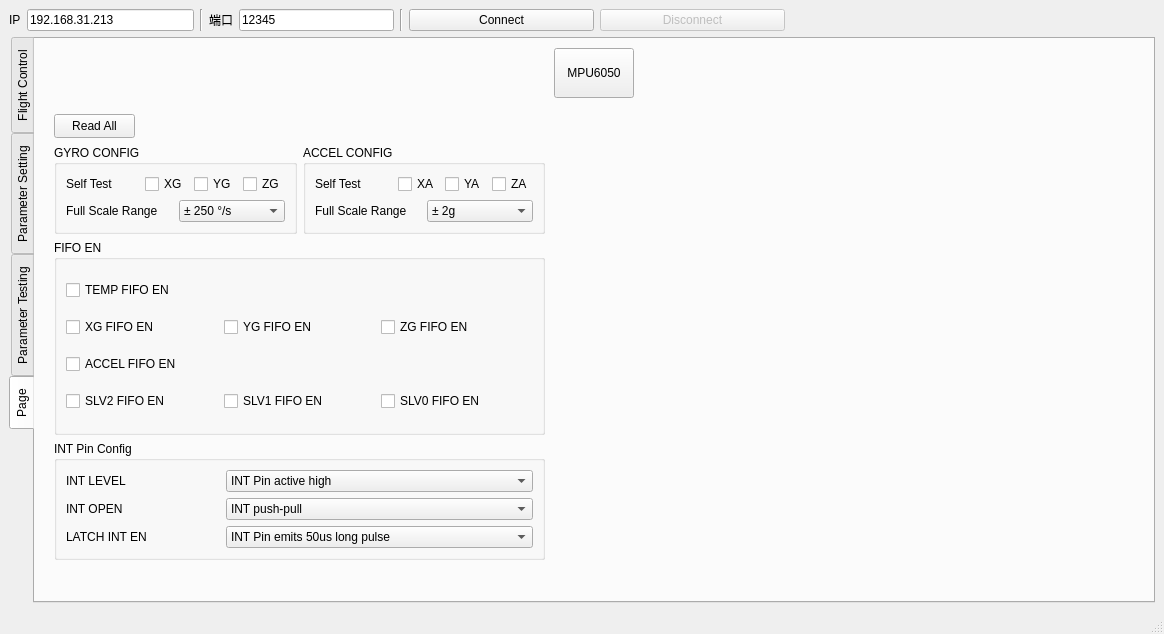
First picture: the form in SkyPulseUAV_GroundStation/mainwindow.ui, repository Tony-Btian/SkyPulseUAV, before the edit.
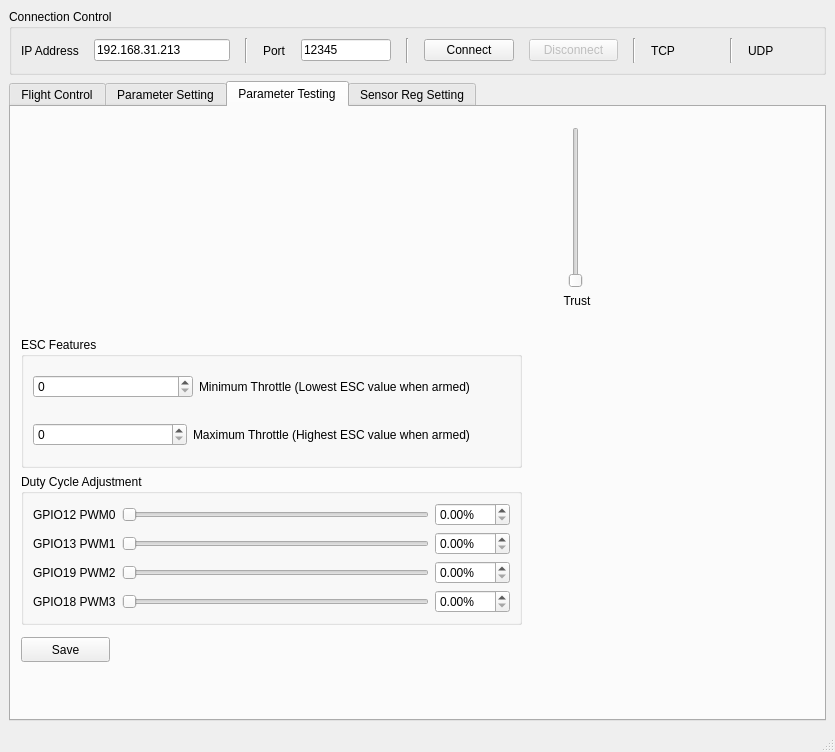
Second picture: the form after the edit. The open tabs and pages were chosen to show the change. Icons and pictures are not drawn. Custom widgets are drawn as their Qt base class.

What changed in the file:
```diff
--- a/SkyPulseUAV_GroundStation/mainwindow.ui
+++ b/SkyPulseUAV_GroundStation/mainwindow.ui
@@ -6,8 +6,8 @@
    <rect>
     <x>0</x>
     <y>0</y>
-    <width>1164</width>
-    <height>634</height>
+    <width>835</width>
+    <height>752</height>
    </rect>
   </property>
   <property name="windowTitle">
@@ -16,18 +16,40 @@
   <widget class="QWidget" name="centralwidget">
    <layout class="QVBoxLayout" name="verticalLayout_7">
     <item>
-     <layout class="QHBoxLayout" name="horizontalLayout_12" stretch="1,0,1,0,1,1,2">
+     <widget class="QGroupBox" name="groupbox_Connection_Control">
+      <property name="title">
+       <string>Connection Control</string>
+      </property>
+      <property name="flat">
+       <bool>true</bool>
+      </property>
+      <layout class="QHBoxLayout" name="horizontalLayout_12" stretch="1,0,1,0,1,1,0,0,0,0,0,0">
+       <property name="spacing">
+        <number>15</number>
+       </property>
       <item>
-       <layout class="QHBoxLayout" name="horizontalLayout_3" stretch="0,1">
+        <layout class="QHBoxLayout" name="horizontalLayout_3" stretch="1,1">
         <item>
          <widget class="QLabel" name="label_Network_IPAddr">
           <property name="text">
-           <string>IP</string>
+            <string>IP Address</string>
           </property>
          </widget>
         </item>
         <item>
          <widget class="QLineEdit" name="lineEdit_Network_IPAddr">
+           <property name="sizePolicy">
+            <sizepolicy hsizetype="Preferred" vsizetype="Fixed">
+             <horstretch>0</horstretch>
+             <verstretch>0</verstretch>
+            </sizepolicy>
+           </property>
+           <property name="minimumSize">
+            <size>
+             <width>136</width>
+             <height>0</height>
+            </size>
+           </property>
           <property name="text">
            <string>192.168.31.213</string>
           </property>
@@ -43,16 +65,28 @@
        </widget>
       </item>
       <item>
-       <layout class="QHBoxLayout" name="horizontalLayout_4" stretch="0,1">
+        <layout class="QHBoxLayout" name="horizontalLayout_4" stretch="1,1">
         <item>
          <widget class="QLabel" name="label_Network_Port">
           <property name="text">
-           <string>端口</string>
+            <string>Port</string>
           </property>
          </widget>
         </item>
         <item>
          <widget class="QLineEdit" name="lineEdit_Network_Port">
+           <property name="sizePolicy">
+            <sizepolicy hsizetype="Preferred" vsizetype="Fixed">
+             <horstretch>0</horstretch>
+             <verstretch>0</verstretch>
+            </sizepolicy>
+           </property>
+           <property name="minimumSize">
+            <size>
+             <width>90</width>
+             <height>0</height>
+            </size>
+           </property>
           <property name="text">
            <string>12345</string>
           </property>
@@ -85,27 +119,93 @@
        </widget>
       </item>
       <item>
-       <spacer name="horizontalSpacer_5">
+        <widget class="Line" name="line_5">
         <property name="orientation">
-         <enum>Qt::Horizontal</enum>
-        </property>
-        <property name="sizeHint" stdset="0">
+          <enum>Qt::Vertical</enum>
+         </property>
+        </widget>
+       </item>
+       <item>
+        <widget class="QLabel" name="label_TCP_Connection">
+         <property name="text">
+          <string>TCP</string>
+         </property>
+        </widget>
+       </item>
+       <item>
+        <widget class="QLabel" name="icon_TCP_Connection">
+         <property name="minimumSize">
          <size>
-          <width>40</width>
-          <height>20</height>
-         </size>
-        </property>
-       </spacer>
-      </item>
-     </layout>
+           <width>25</width>
+           <height>25</height>
+          </size>
+         </property>
+         <property name="maximumSize">
+          <size>
+           <width>25</width>
+           <height>25</height>
+          </size>
+         </property>
+         <property name="text">
+          <string/>
+         </property>
+         <property name="pixmap">
+          <pixmap resource="resource.qrc">:/qrc/icon/no.png</pixmap>
+         </property>
+         <property name="scaledContents">
+          <bool>true</bool>
+         </property>
+        </widget>
+       </item>
+       <item>
+        <widget class="Line" name="line_6">
+         <property name="orientation">
+          <enum>Qt::Vertical</enum>
+         </property>
+        </widget>
+       </item>
+       <item>
+        <widget class="QLabel" name="label_UDP_Connection">
+         <property name="text">
+          <string>UDP</string>
+         </property>
+        </widget>
+       </item>
+       <item>
+        <widget class="QLabel" name="icon_UDP_Connection">
+         <property name="minimumSize">
+          <size>
+           <width>25</width>
+           <height>25</height>
+          </size>
+         </property>
+         <property name="maximumSize">
+          <size>
+           <width>25</width>
+           <height>25</height>
+          </size>
+         </property>
+         <property name="text">
+          <string/>
+         </property>
+         <property name="pixmap">
+          <pixmap resource="resource.qrc">:/qrc/icon/no.png</pixmap>
+         </property>
+         <property name="scaledContents">
+          <bool>true</bool>
+         </property>
+        </widget>
+       </item>
+      </layout>
+     </widget>
     </item>
     <item>
      <widget class="QTabWidget" name="tabWidget_PanelMain">
       <property name="tabPosition">
-       <enum>QTabWidget::West</enum>
+       <enum>QTabWidget::North</enum>
       </property>
       <property name="currentIndex">
-       <number>3</number>
+       <number>2</number>
       </property>
       <widget class="QWidget" name="tab1_FlightControl">
        <attribute name="title">
@@ -816,38 +916,129 @@
           </item>
          </layout>
         </item>
-        <item>
-         <widget class="QGroupBox" name="groupBox_Connection">
-          <property name="title">
-           <string>Connection</string>
-          </property>
-          <layout class="QGridLayout" name="gridLayout_3">
-           <item row="0" column="0" colspan="2">
-            <widget class="QTextBrowser" name="textBrowser_test"/>
-           </item>
-          </layout>
-         </widget>
-        </item>
-       </layout>
-      </widget>
-      <widget class="QWidget" name="tab_ParameterTesting">
+       </layout>
+      </widget>
+      <widget class="QWidget" name="tab3_ParameterTesting">
        <attribute name="title">
         <string>Parameter Testing</string>
        </attribute>
+       <widget class="QPushButton" name="pushButton_PWMValue_Save">
+        <property name="geometry">
+         <rect>
+          <x>10</x>
+          <y>530</y>
+          <width>89</width>
+          <height>25</height>
+         </rect>
+        </property>
+        <property name="text">
+         <string>Save</string>
+        </property>
+       </widget>
+       <widget class="QCustomPlot" name="widget_3" native="true">
+        <property name="geometry">
+         <rect>
+          <x>10</x>
+          <y>10</y>
+          <width>501</width>
+          <height>211</height>
+         </rect>
+        </property>
+       </widget>
+       <widget class="QWidget" name="layoutWidget">
+        <property name="geometry">
+         <rect>
+          <x>10</x>
+          <y>230</y>
+          <width>501</width>
+          <height>288</height>
+         </rect>
+        </property>
+        <layout class="QVBoxLayout" name="verticalLayout_16">
+         <item>
+          <widget class="QGroupBox" name="groupBox_ESC_Features">
+           <property name="title">
+            <string>ESC Features</string>
+           </property>
+           <layout class="QVBoxLayout" name="verticalLayout_6">
+            <item>
+             <layout class="QHBoxLayout" name="horizontalLayout_25" stretch="1,1,0">
+              <item>
+               <widget class="QSpinBox" name="spinBox_MinThrottle">
+                <property name="minimumSize">
+                 <size>
+                  <width>100</width>
+                  <height>0</height>
+                 </size>
+                </property>
+               </widget>
+              </item>
+              <item>
+               <widget class="QLabel" name="label_MinThrottle">
+                <property name="text">
+                 <string>Minimum Throttle (Lowest ESC value when armed)</string>
+                </property>
+               </widget>
+              </item>
+              <item>
+               <spacer name="horizontalSpacer_5">
+                <property name="orientation">
+                 <enum>Qt::Horizontal</enum>
+                </property>
+                <property name="sizeHint" stdset="0">
+                 <size>
+                  <width>40</width>
+                  <height>20</height>
+                 </size>
+                </property>
+               </spacer>
+              </item>
+             </layout>
+            </item>
+            <item>
+             <layout class="QHBoxLayout" name="horizontalLayout_26" stretch="1,1,0">
+              <item>
+               <widget class="QSpinBox" name="spinBox_MaxThrottle">
+                <property name="minimumSize">
+                 <size>
+                  <width>100</width>
+                  <height>0</height>
+                 </size>
+                </property>
+               </widget>
+              </item>
+              <item>
+               <widget class="QLabel" name="label_MaxThrottle">
+                <property name="text">
+                 <string>Maximum Throttle (Highest ESC value when armed)</string>
+                </property>
+               </widget>
+              </item>
+              <item>
+               <spacer name="horizontalSpacer_9">
+                <property name="orientation">
+                 <enum>Qt::Horizontal</enum>
+                </property>
+                <property name="sizeHint" stdset="0">
+                 <size>
+                  <width>40</width>
+                  <height>20</height>
+                 </size>
+                </property>
+               </spacer>
+              </item>
+             </layout>
+            </item>
+           </layout>
+          </widget>
+         </item>
+         <item>
        <widget class="QGroupBox" name="groupBox">
-        <property name="geometry">
-         <rect>
-          <x>10</x>
-          <y>10</y>
-          <width>481</width>
-          <height>174</height>
-         </rect>
-        </property>
         <property name="title">
          <string>Duty Cycle Adjustment</string>
         </property>
-        <layout class="QVBoxLayout" name="verticalLayout_6">
-         <item>
+           <layout class="QGridLayout" name="gridLayout">
+            <item row="0" column="0">
           <layout class="QHBoxLayout" name="horizontalLayout_9">
            <item>
             <widget class="QLabel" name="label_P12PWM0">
@@ -868,8 +1059,14 @@
            </item>
            <item>
             <widget class="QDoubleSpinBox" name="doubleSpinBox_P12PWM0">
+                <property name="suffix">
+                 <string>%</string>
+                </property>
              <property name="decimals">
-              <number>3</number>
+                 <number>2</number>
+                </property>
+                <property name="maximum">
+                 <double>100.000000000000000</double>
              </property>
              <property name="singleStep">
               <double>0.010000000000000</double>
@@ -878,7 +1075,7 @@
            </item>
           </layout>
          </item>
-         <item>
+            <item row="1" column="0">
           <layout class="QHBoxLayout" name="horizontalLayout_8">
            <item>
             <widget class="QLabel" name="label_P13PWM1">
@@ -905,8 +1102,14 @@
            </item>
            <item>
             <widget class="QDoubleSpinBox" name="doubleSpinBox_P13PWM1">
+                <property name="suffix">
+                 <string>%</string>
+                </property>
              <property name="decimals">
-              <number>3</number>
+                 <number>2</number>
+                </property>
+                <property name="maximum">
+                 <double>100.000000000000000</double>
              </property>
              <property name="singleStep">
               <double>0.010000000000000</double>
@@ -915,7 +1118,7 @@
            </item>
           </layout>
          </item>
-         <item>
+            <item row="2" column="0">
           <layout class="QHBoxLayout" name="horizontalLayout_10">
            <item>
             <widget class="QLabel" name="label_P19PWM2">
@@ -936,8 +1139,14 @@
            </item>
            <item>
             <widget class="QDoubleSpinBox" name="doubleSpinBox_P19PWM2">
+                <property name="suffix">
+                 <string>%</string>
+                </property>
              <property name="decimals">
-              <number>3</number>
+                 <number>2</number>
+                </property>
+                <property name="maximum">
+                 <double>100.000000000000000</double>
              </property>
              <property name="singleStep">
               <double>0.010000000000000</double>
@@ -946,7 +1155,7 @@
            </item>
           </layout>
          </item>
-         <item>
+            <item row="3" column="0">
           <layout class="QHBoxLayout" name="horizontalLayout_11">
            <item>
             <widget class="QLabel" name="label_P18PWM3">
@@ -967,8 +1176,14 @@
            </item>
            <item>
             <widget class="QDoubleSpinBox" name="doubleSpinBox_P18PWM3">
+                <property name="suffix">
+                 <string>%</string>
+                </property>
              <property name="decimals">
-              <number>3</number>
+                 <number>2</number>
+                </property>
+                <property name="maximum">
+                 <double>100.000000000000000</double>
              </property>
              <property name="singleStep">
               <double>0.010000000000000</double>
@@ -979,14 +1194,55 @@
          </item>
         </layout>
        </widget>
-      </widget>
-      <widget class="QWidget" name="tab">
+         </item>
+        </layout>
+       </widget>
+       <widget class="QWidget" name="layoutWidget">
+        <property name="geometry">
+         <rect>
+          <x>540</x>
+          <y>20</y>
+          <width>52</width>
+          <height>181</height>
+         </rect>
+        </property>
+        <layout class="QVBoxLayout" name="verticalLayout_17">
+         <item>
+          <widget class="QSlider" name="verticalSlider_Trust">
+           <property name="minimumSize">
+            <size>
+             <width>50</width>
+             <height>0</height>
+            </size>
+           </property>
+           <property name="orientation">
+            <enum>Qt::Vertical</enum>
+           </property>
+          </widget>
+         </item>
+         <item>
+          <widget class="QLabel" name="label_Trust_Control">
+           <property name="text">
+            <string>Trust</string>
+           </property>
+           <property name="alignment">
+            <set>Qt::AlignCenter</set>
+           </property>
+          </widget>
+         </item>
+        </layout>
+       </widget>
+      </widget>
+      <widget class="QWidget" name="tab4_SensorRegistersSetting">
        <attribute name="title">
-        <string>Page</string>
+        <string>Sensor Reg Setting</string>
        </attribute>
        <layout class="QVBoxLayout" name="verticalLayout_10">
         <item>
          <layout class="QHBoxLayout" name="horizontalLayout_17">
+          <property name="spacing">
+           <number>30</number>
+          </property>
           <item>
            <spacer name="horizontalSpacer_7">
             <property name="orientation">
@@ -1011,6 +1267,53 @@
             <property name="text">
              <string>MPU6050</string>
             </property>
+            <property name="checkable">
+             <bool>true</bool>
+            </property>
+            <property name="checked">
+             <bool>true</bool>
+            </property>
+            <property name="autoExclusive">
+             <bool>true</bool>
+            </property>
+           </widget>
+          </item>
+          <item>
+           <widget class="QToolButton" name="toolButton_BMP180_REG_CONFIG">
+            <property name="minimumSize">
+             <size>
+              <width>80</width>
+              <height>50</height>
+             </size>
+            </property>
+            <property name="text">
+             <string>BMP180</string>
+            </property>
+            <property name="checkable">
+             <bool>true</bool>
+            </property>
+            <property name="autoExclusive">
+             <bool>true</bool>
+            </property>
+           </widget>
+          </item>
+          <item>
+           <widget class="QToolButton" name="toolButton_GY271_REG_CONFIG">
+            <property name="minimumSize">
+             <size>
+              <width>80</width>
+              <height>50</height>
+             </size>
+            </property>
+            <property name="text">
+             <string>GY271</string>
+            </property>
+            <property name="checkable">
+             <bool>true</bool>
+            </property>
+            <property name="autoExclusive">
+             <bool>true</bool>
+            </property>
            </widget>
           </item>
           <item>
@@ -1030,29 +1333,52 @@
         </item>
         <item>
          <widget class="QStackedWidget" name="stackedWidget_REG_CONFIG">
+          <property name="frameShape">
+           <enum>QFrame::Box</enum>
+          </property>
+          <property name="frameShadow">
+           <enum>QFrame::Plain</enum>
+          </property>
+          <property name="currentIndex">
+           <number>2</number>
+          </property>
           <widget class="QWidget" name="MPU6050_Page">
-           <widget class="QToolButton" name="toolButton_REG_READ_ALL">
-            <property name="geometry">
-             <rect>
-              <x>10</x>
-              <y>10</y>
-              <width>81</width>
-              <height>24</height>
-             </rect>
-            </property>
+           <layout class="QVBoxLayout" name="verticalLayout_15">
+            <item>
+             <layout class="QHBoxLayout" name="horizontalLayout_24">
+              <property name="spacing">
+               <number>20</number>
+              </property>
+              <item>
+               <widget class="QPushButton" name="pushButton_REG_READ_ALL_MPU6050">
             <property name="text">
              <string>Read All</string>
             </property>
            </widget>
-           <widget class="QWidget" name="">
-            <property name="geometry">
-             <rect>
-              <x>10</x>
-              <y>41</y>
-              <width>491</width>
-              <height>415</height>
-             </rect>
-            </property>
+              </item>
+              <item>
+               <widget class="QPushButton" name="pushButton">
+                <property name="text">
+                 <string>Clean All</string>
+                </property>
+               </widget>
+              </item>
+              <item>
+               <spacer name="horizontalSpacer_8">
+                <property name="orientation">
+                 <enum>Qt::Horizontal</enum>
+                </property>
+                <property name="sizeHint" stdset="0">
+                 <size>
+                  <width>40</width>
+                  <height>20</height>
+                 </size>
+                </property>
+               </spacer>
+              </item>
+             </layout>
+            </item>
+            <item>
             <layout class="QVBoxLayout" name="verticalLayout_14">
              <item>
               <layout class="QHBoxLayout" name="horizontalLayout_20">
@@ -1372,9 +1698,39 @@
               </widget>
              </item>
             </layout>
-           </widget>
-          </widget>
-          <widget class="QWidget" name="page_2"/>
+            </item>
+           </layout>
+          </widget>
+          <widget class="QWidget" name="BMP180_Page">
+           <widget class="QPushButton" name="pushButton_REG_READ_ALL_BMP180">
+            <property name="geometry">
+             <rect>
+              <x>40</x>
+              <y>30</y>
+              <width>89</width>
+              <height>25</height>
+             </rect>
+            </property>
+            <property name="text">
+             <string>Read All</string>
+            </property>
+           </widget>
+          </widget>
+          <widget class="QWidget" name="GY271_Page">
+           <widget class="QPushButton" name="pushButton_REG_READ_ALL_GY271">
+            <property name="geometry">
+             <rect>
+              <x>50</x>
+              <y>40</y>
+              <width>89</width>
+              <height>25</height>
+             </rect>
+            </property>
+            <property name="text">
+             <string>Read All</string>
+            </property>
+           </widget>
+          </widget>
          </widget>
         </item>
        </layout>
```
Left out of the diff: 19 changed lines with no effect on the pictures. Lines whose indentation alone changed are shown as unchanged.
